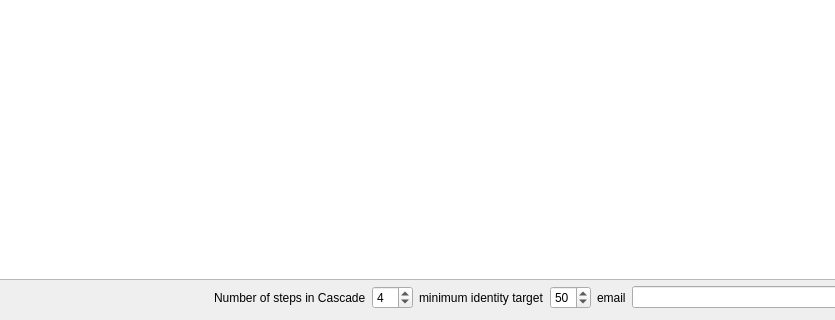
Before: the Qt Designer form cbr/cascades/visual/CascadesMain.ui in TUM-CBR/pymol-plugins, drawn with Qt 5; both pictures show x 118 to 953 and y 302 to 622 of the 1167 by 622 pixel window.
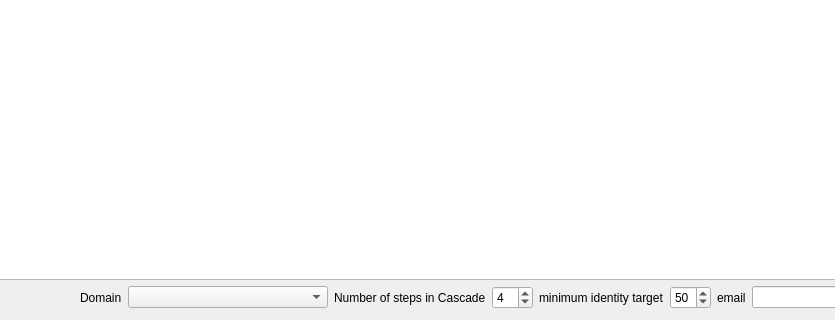
After: the same form once the commit is applied.

Commit message: [Cascade BLAST] Support for status.

Diff of the .ui file:
```diff
--- a/cbr/cascades/visual/CascadesMain.ui
+++ b/cbr/cascades/visual/CascadesMain.ui
@@ -131,6 +131,23 @@
        </property>
       </spacer>
      </item>
+     <item>
+      <widget class="QLabel" name="label_8">
+       <property name="text">
+        <string>Domain</string>
+       </property>
+      </widget>
+     </item>
+     <item>
+      <widget class="QComboBox" name="domainCombo">
+       <property name="minimumSize">
+        <size>
+         <width>200</width>
+         <height>0</height>
+        </size>
+       </property>
+      </widget>
+     </item>
      <item>
       <widget class="QLabel" name="label_7">
        <property name="sizePolicy">
```
The commit also changes 14 other files.
